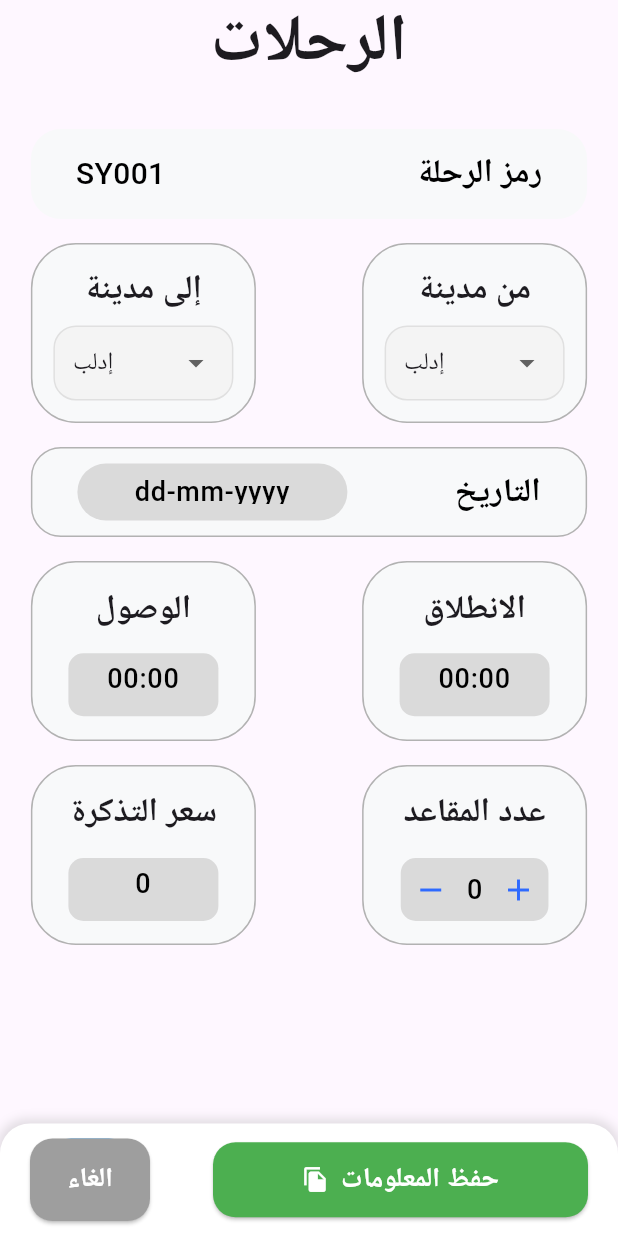
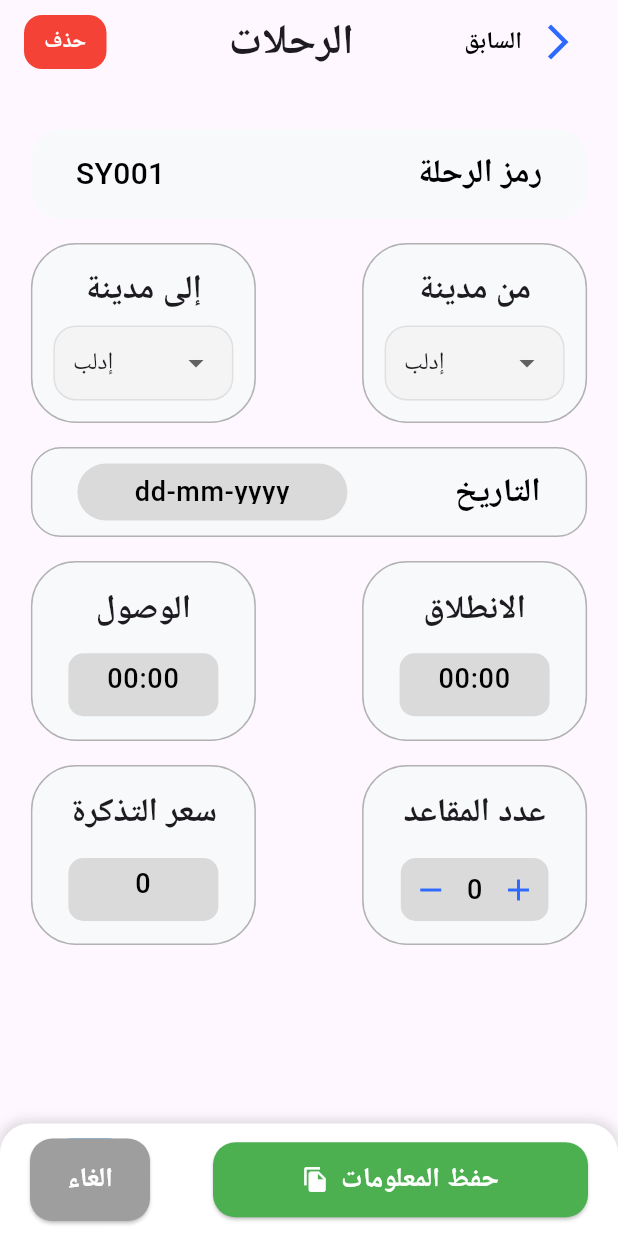
Before and after one commit to mohamedhissy/tathkra, a Flutter app: the TripDetailsView screen opened by its route, on a phone screen of 412 x 824 dp. Run offline on Flutter 3.47's test engine with Material 3 defaults, Android fonts, the phone set to English and light mode, and no system bars; our stand-ins replace get, shared_preferences; accounts and stored records are empty.

Commit message:
edit resbonsive

```diff
--- a/lib/features/tathkra_home/presentation/view/tathkra_home_view.dart
+++ b/lib/features/tathkra_home/presentation/view/tathkra_home_view.dart
@@ -45,7 +45,7 @@ class TathkraHomeView extends StatelessWidget {
           child: Icon(
             Icons.sync,
             color: ManagerColors.primaryColor,
-            size: 40,
+            size: 44,
           ),
         ),
         actions: [
--- a/lib/features/trip_details/presentation/view/trip_details_view.dart
+++ b/lib/features/trip_details/presentation/view/trip_details_view.dart
@@ -82,14 +82,77 @@ class TripDetailsView extends StatelessWidget {
           ),
         ),
         appBar: AppBar(
+          automaticallyImplyLeading: false,
           centerTitle: true,
-          automaticallyImplyLeading: false,
-          title: Text(
-            ManagerStrings.trips,
-            style: TextStyle(
-              fontSize: ManagerFontSizes.s44,
-              fontWeight: ManagerFontWeight.bold,
-            ),
+          title: LayoutBuilder(
+            builder: (context, constraints) {
+              final screenWidth = constraints.maxWidth;
+
+              return Row(
+                mainAxisAlignment: MainAxisAlignment.spaceBetween,
+                children: [
+                  // زر الحذف يسارًا
+                  Container(
+                    width: screenWidth > 500 ? 70 : 55,
+                    height: 36,
+                    margin: const EdgeInsets.only(right: 8),
+                    decoration: BoxDecoration(
+                      color: ManagerColors.red,
+                      borderRadius: BorderRadius.circular(12),
+                    ),
+                    child: Center(
+                      child: Text(
+                        ManagerStrings.delete,
+                        style: TextStyle(
+                          color: Colors.white,
+                          fontSize: screenWidth > 500
+                              ? ManagerFontSizes.s16
+                              : ManagerFontSizes.s14,
+                          fontWeight: FontWeight.bold,
+                        ),
+                      ),
+                    ),
+                  ),
+
+                  // العنوان بالمنتصف
+                  Expanded(
+                    child: Center(
+                      child: Text(
+                        ManagerStrings.trips,
+                        style: TextStyle(
+                          fontSize: screenWidth > 500
+                              ? ManagerFontSizes.s44
+                              : ManagerFontSizes.s28,
+                          fontWeight: FontWeight.bold,
+                        ),
+                      ),
+                    ),
+                  ),
+
+                  // السابق والسهم يمينًا
+                  Row(
+                    children: [
+                      Text(
+                        'السابق',
+                        style: TextStyle(
+                          color: ManagerColors.black,
+                          fontSize: ManagerFontSizes.s16,
+                          fontWeight: FontWeight.bold,
+                        ),
+                      ),
+                      IconButton(
+                        icon: const Icon(
+                          Icons.arrow_forward_ios_sharp,
+                          color: ManagerColors.primaryColor,
+                          size: 28,
+                        ),
+                        onPressed: () {},
+                      ),
+                    ],
+                  ),
+                ],
+              );
+            },
           ),
         ),
         body: LayoutBuilder(
--- a/lib/main.dart
+++ b/lib/main.dart
@@ -30,7 +30,7 @@ class MyApp extends StatelessWidget {
         Locale('en'),
       ],
       debugShowCheckedModeBanner: false,
-      initialRoute: Routes.reservationsView,
+      initialRoute: Routes.tripsView,
       onGenerateRoute: RouteGenerator.getRoute,
     );
   }
```
Also changed, not shown: lib/features/book_a_trip/presentation/view/book_a_trip_view.dart (+39 -28 lines), lib/features/reservations/presentation/view/reservations_view.dart (+18 -0 lines), lib/features/trips/presentation/view/trips_view.dart (+33 -10 lines).
